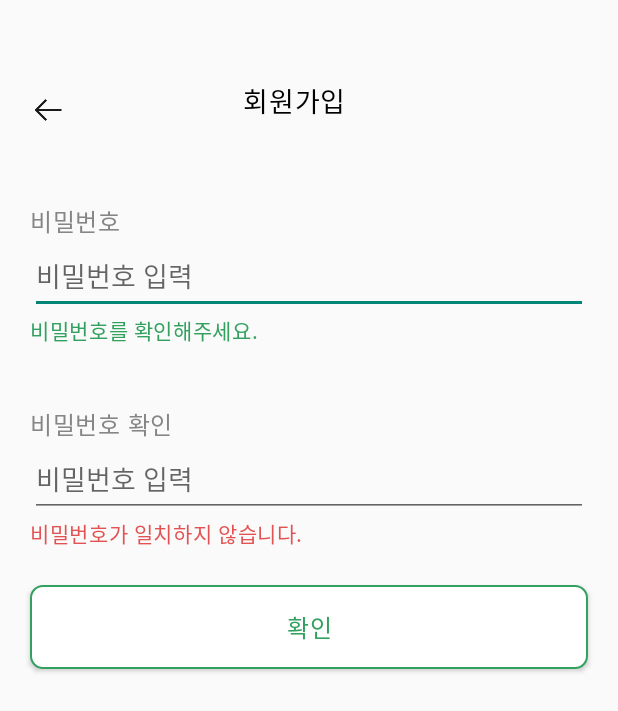
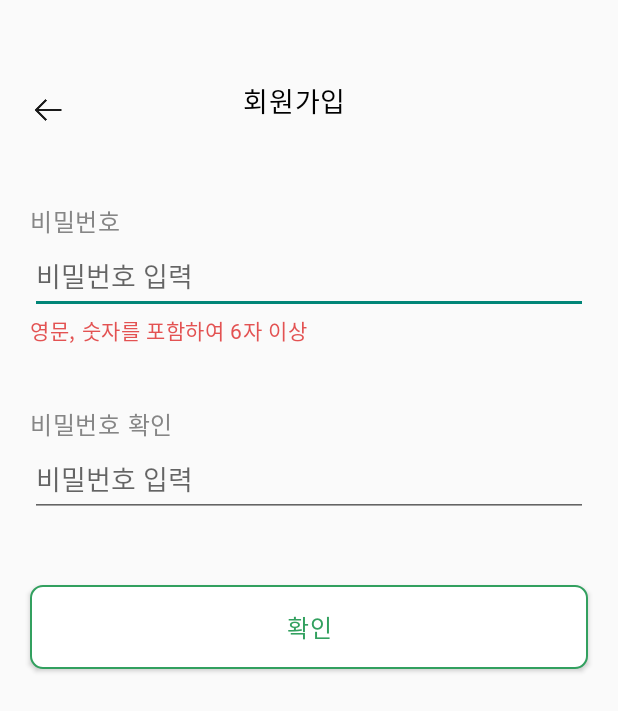
Before and after one commit to OneCoin-00/BRJM-AOS, an Android app: the PwActivity screen opened directly, with no data from a screen before it, on a phone screen of 412 x 824 dp. Shown: the top 711 px of the screen. Run offline under Robolectric (Android 15) with nearby library versions, the phone set to English and light mode, and no system bars.

Commit message:
feat : 비밀번호 유효성 검사 (#8)

```diff
--- a/app/src/main/java/com/example/brjm_aos/ui/login/activity/JoinActivity.kt
+++ b/app/src/main/java/com/example/brjm_aos/ui/login/activity/JoinActivity.kt
@@ -9,6 +9,7 @@ import android.text.Editable
 import android.text.TextWatcher
 import android.util.Log
 import android.util.Patterns
+import android.view.View
 
 import com.example.brjm_aos.databinding.ActivityJoinBinding
 
@@ -41,6 +42,7 @@ class JoinActivity : AppCompatActivity() {
                 if (p0.isValidEmail()){
                     binding.questionEmailGreen.text = "사용할 수 있는 이메일 입니다."
                     binding.questionEmailGreen.setTextColor(Color.parseColor("#32a05f"))
+                    binding.joinlinear.setVisibility(View.VISIBLE)
                     Log.d(TAG,"성공")
                 }else{
                     binding.questionEmailGreen.text = "사용할 수 없는 이메일 입니다."
--- a/app/src/main/res/layout/activity_join.xml
+++ b/app/src/main/res/layout/activity_join.xml
@@ -95,10 +95,12 @@
     </LinearLayout>
 
     <LinearLayout
+        android:id="@+id/joinlinear"
         android:layout_width="match_parent"
         android:layout_height="179dp"
         android:layout_marginTop="41dp"
         android:orientation="vertical"
+        android:visibility="invisible"
         >
 
         <TextView
--- a/app/src/main/res/layout/activity_pw.xml
+++ b/app/src/main/res/layout/activity_pw.xml
@@ -60,13 +60,15 @@
         android:hint="비밀번호 입력"
         android:inputType="textPassword"
         />
+
     <TextView
+        android:id="@+id/pw_tv1"
         android:layout_width="match_parent"
         android:layout_height="21dp"
-        android:text="비밀번호를 확인해주세요."
+        android:text="영문, 숫자를 포함하여 6자 이상"
         android:layout_marginStart="20dp"
-        android:layout_marginEnd="195dp"
-        android:textColor="#32a05f"
+        android:layout_marginEnd="190dp"
+        android:textColor="#e35252"
         android:textSize="14sp"
         android:letterSpacing="0.03"
         android:fontFamily="@font/leferibaseregular"
@@ -93,9 +95,10 @@
         android:hint="비밀번호 입력"
         />
     <TextView
+        android:id="@+id/pw_tv2"
         android:layout_width="match_parent"
         android:layout_height="21dp"
-        android:text="비밀번호가 일치하지 않습니다."
+        android:text=""
         android:layout_marginStart="20dp"
         android:layout_marginEnd="162dp"
         android:textColor="#e35252"
```
Also changed, not shown: app/src/main/java/com/example/brjm_aos/ui/login/activity/PwActivity.kt (+37 -3 lines).
